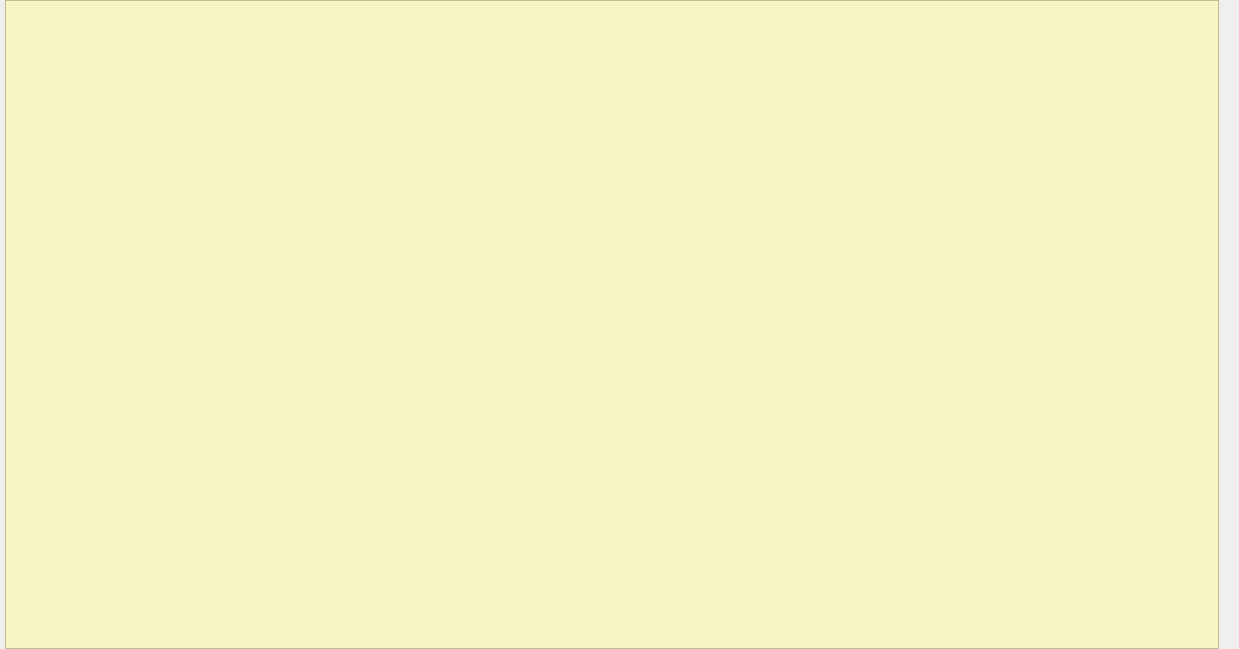
First picture: the form in Zona_Ventas/frmpresupuestoscli.ui, repository arcnexus/RedFoX, before the edit.
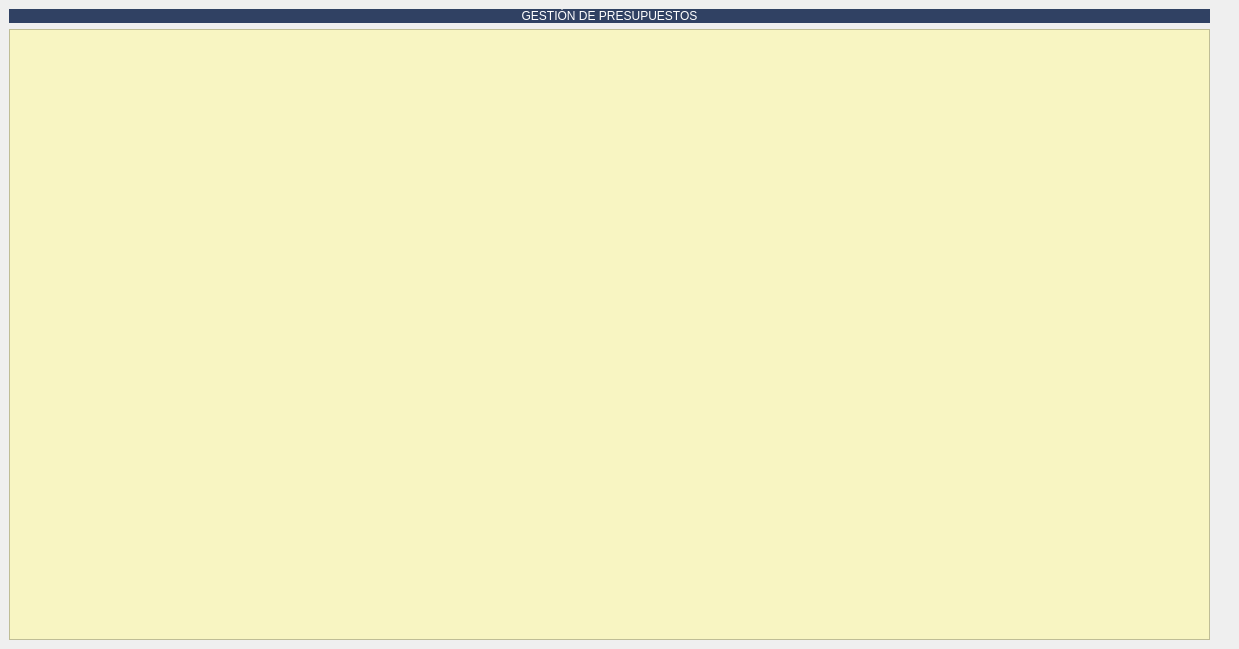
Second picture: the form after the edit. The open tabs and pages were chosen to show the change. Icons and pictures are not drawn.

Diff of the .ui file:
```diff
--- a/Zona_Ventas/frmpresupuestoscli.ui
+++ b/Zona_Ventas/frmpresupuestoscli.ui
@@ -2709,22 +2709,28 @@
      </widget>
      <widget class="QWidget" name="page_2">
       <layout class="QGridLayout" name="gridLayout_6">
-       <property name="leftMargin">
-        <number>5</number>
-       </property>
-       <property name="topMargin">
-        <number>0</number>
-       </property>
-       <property name="rightMargin">
-        <number>0</number>
-       </property>
-       <property name="bottomMargin">
-        <number>0</number>
-       </property>
-       <property name="horizontalSpacing">
-        <number>6</number>
-       </property>
        <item row="0" column="0">
+        <widget class="QLabel" name="label_17">
+         <property name="sizePolicy">
+          <sizepolicy hsizetype="Preferred" vsizetype="Preferred">
+           <horstretch>0</horstretch>
+           <verstretch>0</verstretch>
+          </sizepolicy>
+         </property>
+         <property name="styleSheet">
+          <string notr="true">font: 14pt &quot;Sans Serif&quot;;
+color: rgb(255, 255, 255);
+background-color: #304163;</string>
+         </property>
+         <property name="text">
+          <string>GESTIÓN DE PRESUPUESTOS</string>
+         </property>
+         <property name="alignment">
+          <set>Qt::AlignCenter</set>
+         </property>
+        </widget>
+       </item>
+       <item row="1" column="0">
         <widget class="QTableView" name="tabla">
          <property name="styleSheet">
           <string notr="true">alternate-background-color: rgb(255, 255, 255);
```
Left out of the diff: 2 changed lines with no effect on the pictures.
